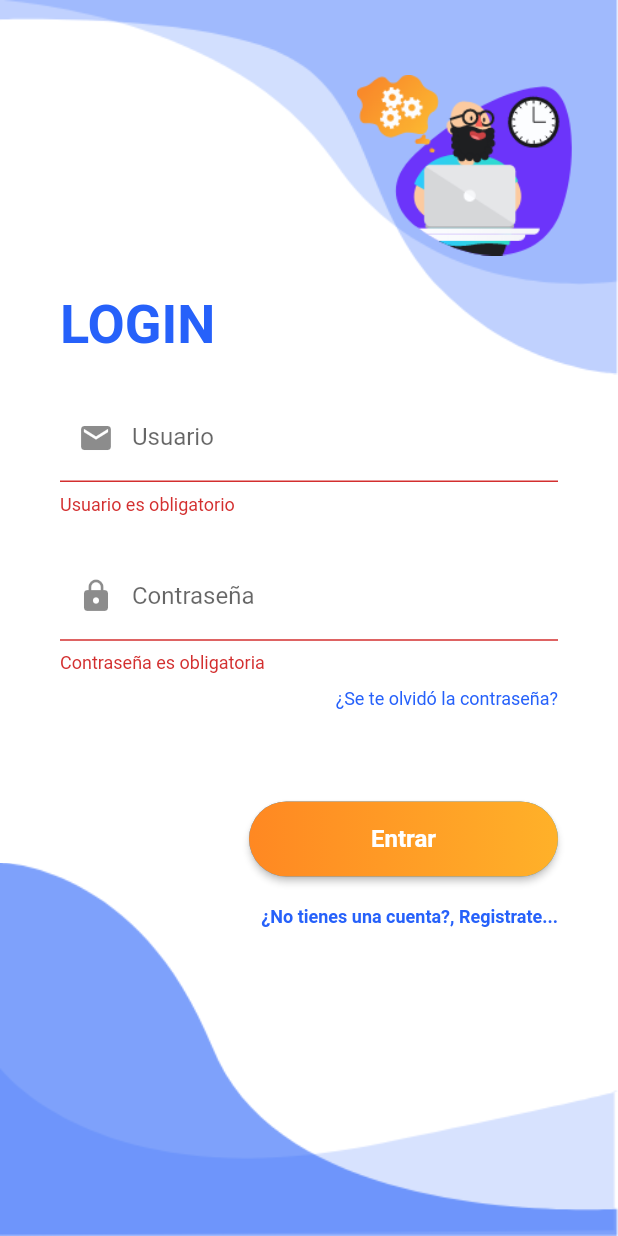
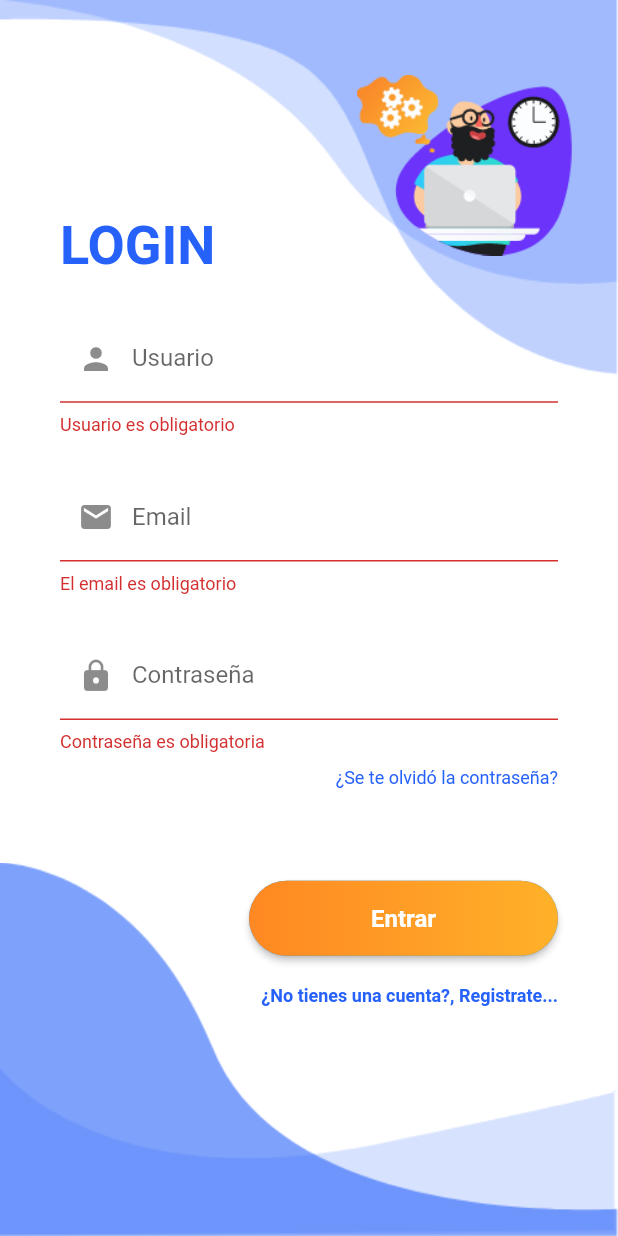
Before and after one commit to mikeacb/mobdevex, a Flutter app: the screen it shows after launch, after a tap on "Entrar", on a phone screen of 412 x 824 dp. Run offline on Flutter 3.47's test engine with Material 2 defaults, Android fonts, the phone set to English and light mode, and no system bars; our stand-ins replace shared_preferences; missing offline and left inert: fzregex.

Commit message:
Validado el correo en login y register

```diff
--- a/examenu2/lib/pages/login_page.dart
+++ b/examenu2/lib/pages/login_page.dart
@@ -1,5 +1,6 @@
 import 'dart:async';
-
+import 'package:fzregex/utils/fzregex.dart';
+import 'package:fzregex/utils/pattern.dart';
 import 'package:flutter/material.dart';
 import 'package:examenu2/components/background.dart';
 import 'package:examenu2/pages/register_page.dart';
@@ -17,8 +18,11 @@ class LoginPage extends StatefulWidget {
 class _LoginPageState extends State<LoginPage> {
   String _user = "";
   String _pass = "";
+  String _email = "";
   String user = "";
   String pass = "";
+  String email = "";
+
   var _formKey = GlobalKey<FormState>();
 
   @override
@@ -36,6 +40,7 @@ class _LoginPageState extends State<LoginPage> {
     setState(() {
       user = prefs.getString('usuario').toString();
       pass = prefs.getString('contraseña').toString();
+      email = prefs.getString('email').toString();
     });
   }
 
@@ -64,6 +69,7 @@ class _LoginPageState extends State<LoginPage> {
               SizedBox(
                 height: size.height * 0.03,
               ),
+              //Usuario
               Container(
                   alignment: Alignment.center,
                   margin: EdgeInsets.symmetric(horizontal: 40),
@@ -73,11 +79,27 @@ class _LoginPageState extends State<LoginPage> {
                         : null,
                     onSaved: (value) => this._user = value.toString(),
                     decoration: InputDecoration(
-                        prefixIcon: Icon(Icons.email), labelText: "Usuario"),
+                        prefixIcon: Icon(Icons.person), labelText: "Usuario"),
                   )),
               SizedBox(
                 height: size.height * 0.03,
               ),
+              //Correo
+              Container(
+                  alignment: Alignment.center,
+                  margin: EdgeInsets.symmetric(horizontal: 40),
+                  child: TextFormField(
+                    validator: (value) => value.toString().isEmpty
+                        ? "El email es obligatorio"
+                        : null,
+                    onSaved: (value) => this._email = value.toString(),
+                    decoration: InputDecoration(
+                        prefixIcon: Icon(Icons.email), labelText: "Email"),
+                  )),
+              SizedBox(
+                height: size.height * 0.03,
+              ),
+              //Contraseña
               Container(
                   alignment: Alignment.center,
                   margin: EdgeInsets.symmetric(horizontal: 40),
@@ -108,7 +130,29 @@ class _LoginPageState extends State<LoginPage> {
                       final form = _formKey.currentState;
                       if (form!.validate()) {
                         form.save();
-                        if (_user == user && _pass == pass) {
+                        if (Fzregex.hasMatch(_email, FzPattern.email) ==
+                            false) {
+                          ScaffoldMessenger.of(context).showSnackBar(SnackBar(
+                            backgroundColor: Colors.red,
+                            content: Row(
+                              children: [
+                                Icon(
+                                  Icons.error,
+                                  color: Colors.white,
+                                ),
+                                SizedBox(
+                                  width: 20,
+                                ),
+                                Expanded(
+                                  child: Text("No parece un email correcto"),
+                                )
+                              ],
+                            ),
+                            duration: Duration(seconds: 2),
+                          ));
+                        } else if (_user == user &&
+                            _pass == pass &&
+                            _email == email) {
                           ScaffoldMessenger.of(context).showSnackBar(SnackBar(
                             backgroundColor: Colors.green,
                             content: Row(
```
Also changed, not shown: examenu2/lib/pages/register_page.dart (+7 -6 lines), examenu2/lib/pages/welcome.dart (added, +18 -0 lines).
